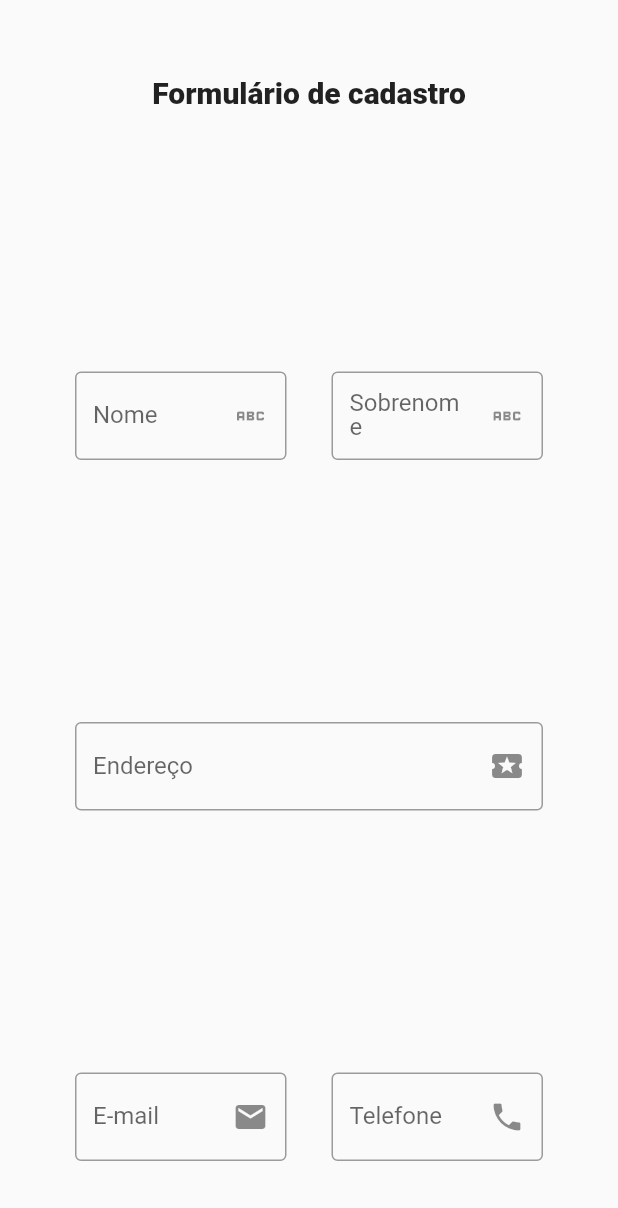
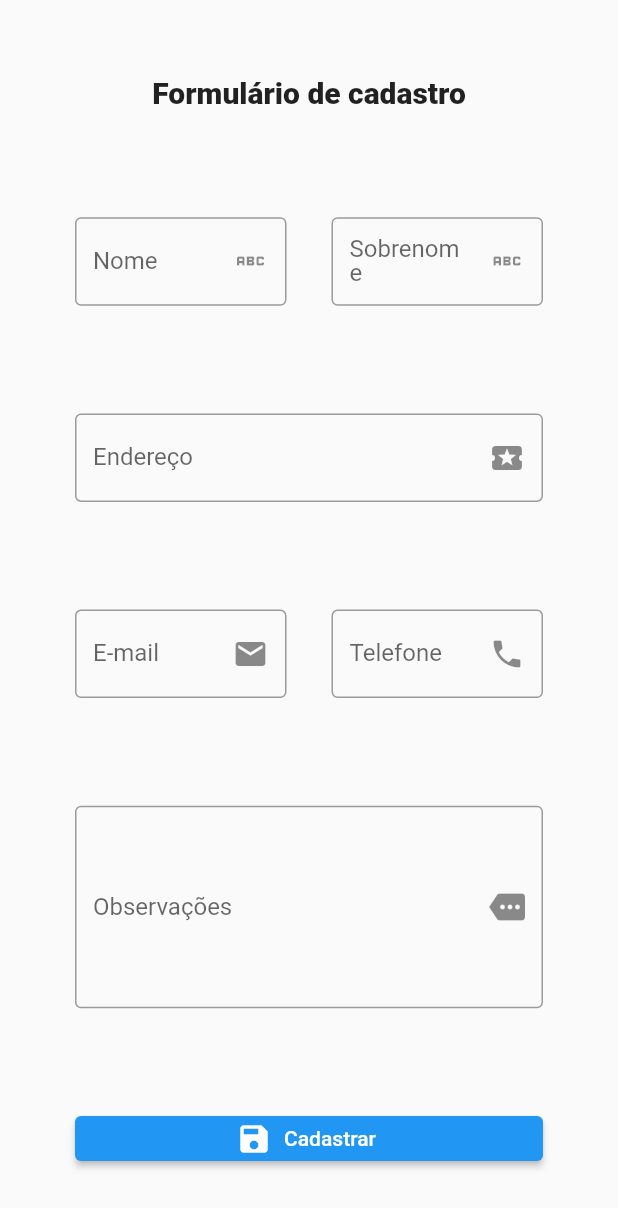
Before and after one commit to fabiooliveirabr/formulario, a Flutter app: the screen it shows after launch, on a phone screen of 412 x 824 dp. Shown: the top 1208 px of the screen. Run offline on Flutter 3.47's test engine with Material 2 defaults, Android fonts, the phone set to English and light mode, and no system bars; missing offline and left inert: dart:js_interop.

Commit message:
Atualizado até 21/08/2023

```diff
--- a/lib/main.dart
+++ b/lib/main.dart
@@ -1,4 +1,5 @@
 import 'package:flutter/material.dart';
+
 
 void main() {
   runApp(MaterialApp(
@@ -16,6 +17,9 @@ class TelaFormulario extends StatefulWidget {
 }
 
 class _TelaFormularioState extends State<TelaFormulario> {
+  String? _nome, _sobrenome, _endereco,
+          _email, _telefone, _obs;
+
   @override
   Widget build(BuildContext context) {
     return Scaffold(
@@ -33,6 +37,7 @@ class _TelaFormularioState extends State<TelaFormulario> {
                 children: [
                   Expanded(
                     child: TextFormField(
+                      onChanged: (value){ _nome = value; },
                       decoration: InputDecoration(
                         label: Text("Nome"),
                         border: OutlineInputBorder(),
@@ -45,6 +50,7 @@ class _TelaFormularioState extends State<TelaFormulario> {
                   ),
                   Expanded(
                     child: TextFormField(
+                      onChanged: (value) => _sobrenome = value,
                       decoration: InputDecoration(
                         label: Text("Sobrenome"),
                         border: OutlineInputBorder(),
@@ -55,6 +61,7 @@ class _TelaFormularioState extends State<TelaFormulario> {
                 ],
               ),
               TextFormField(
+                onChanged: (value) => _endereco = value,
                 decoration: InputDecoration(
                   label: Text("Endereço"),
                   border: OutlineInputBorder(),
@@ -63,9 +70,9 @@ class _TelaFormularioState extends State<TelaFormulario> {
               ),
               Row(
                 children: [
-
                   Expanded(
                     child: TextFormField(
+                      onChanged: (value) => _email = value,
                       decoration: InputDecoration(
                         label: Text("E-mail"),
                         border: OutlineInputBorder(),
@@ -73,11 +80,12 @@ class _TelaFormularioState extends State<TelaFormulario> {
                       ),
                     ),
                   ),
-
-                  SizedBox(width: 30,),
-
-                    Expanded(
+                  SizedBox(
+                    width: 30,
+                  ),
+                  Expanded(
                     child: TextFormField(
+                      onChanged: (value) => _telefone = value,
                       decoration: InputDecoration(
                         label: Text("Telefone"),
                         border: OutlineInputBorder(),
@@ -85,11 +93,31 @@ class _TelaFormularioState extends State<TelaFormulario> {
                       ),
                     ),
                   ),
-
-
-
                 ],
               ),
+              TextFormField(
+                onChanged: (value) => _obs = value,
+                maxLines: 5,
+                decoration: InputDecoration(
+                  label: Text("Observações"),
+                  border: OutlineInputBorder(),
+                  suffixIcon: Icon(Icons.more),
+                ),
+              ),
+
+              SizedBox(
+                width: double.infinity,
+                height: 30,
+                child: ElevatedButton.icon(
+                    onPressed: (){
+                      print("$_nome $_sobrenome $_endereco");
+                      print("$_email $_telefone $_obs");
+                    },
+                    icon: Icon(Icons.save),
+                    label: Text("Cadastrar"),
+                ),
+              ),
+
             ],
           ),
         ),
```
